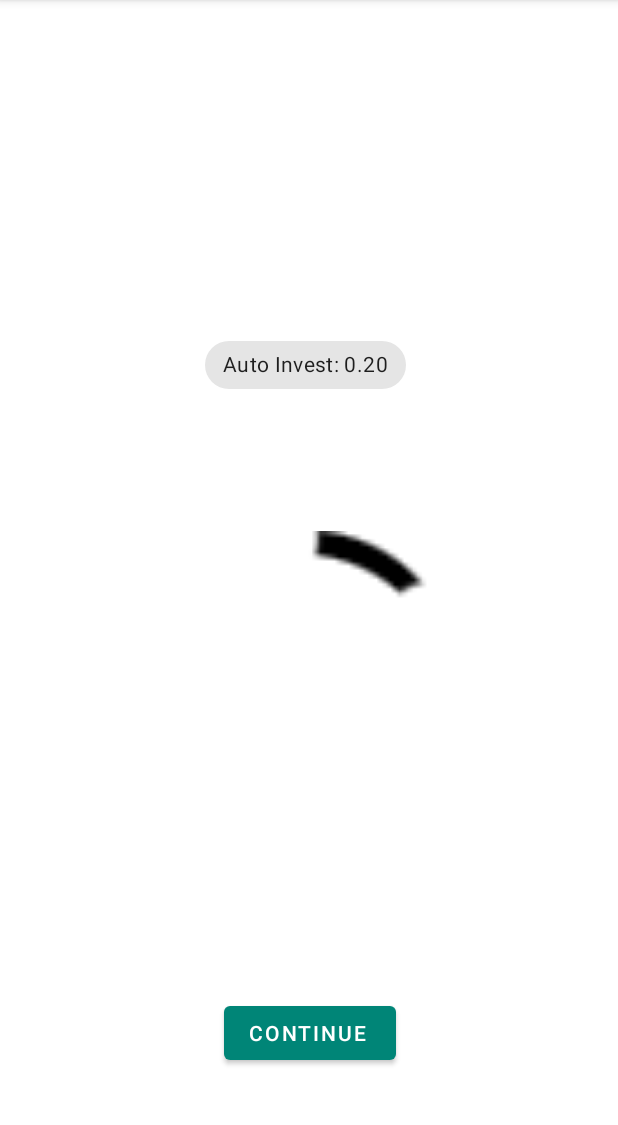
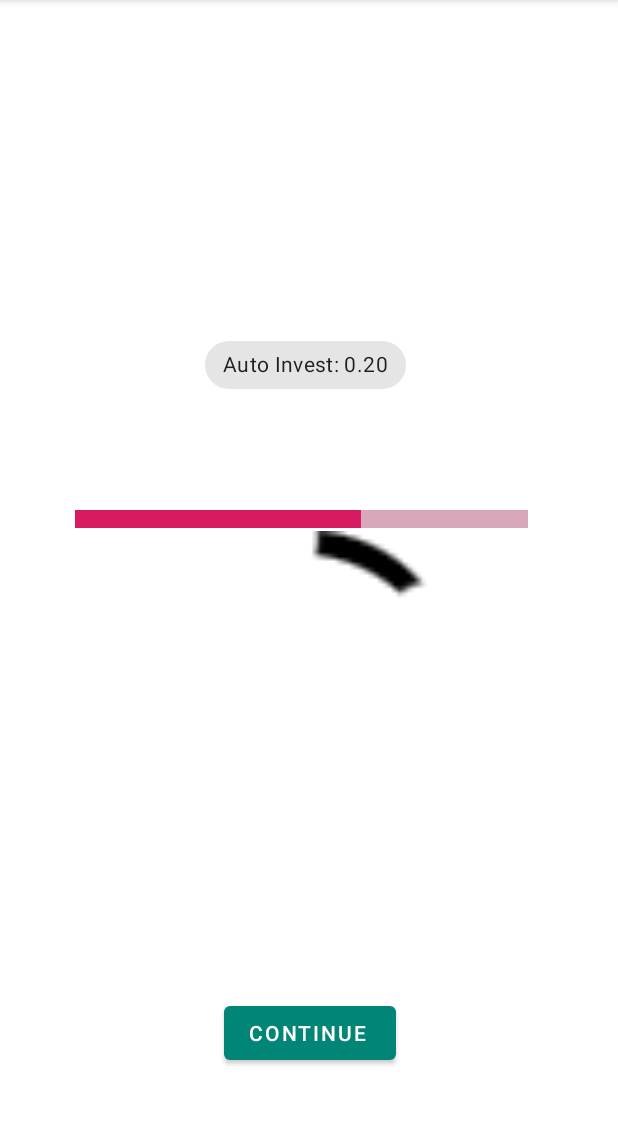
Before and after one commit to Andy9814/ML_Budgeting, an Android app: the BudgetLayout screen opened directly, with no data from a screen before it, on a phone screen of 412 x 824 dp, the part 84-1209 px from its top. Run offline under Robolectric (Android 15) with nearby library versions, the phone set to English and light mode, and no system bars; libraries missing offline, so code that uses them is left out: com.opencsv; 10 statements that could not run were skipped.

Commit message:
added progresss bar

```diff
--- a/app/src/main/java/com/example/nrip/td_ml_project/BudgetLayout.java
+++ b/app/src/main/java/com/example/nrip/td_ml_project/BudgetLayout.java
@@ -16,7 +16,10 @@ import android.view.animation.AnimationUtils;
 import android.view.animation.DecelerateInterpolator;
 import android.view.animation.TranslateAnimation;
 import android.widget.MediaController;
+import android.widget.ProgressBar;
+import android.widget.TextView;
 
+import com.example.nrip.td_ml_project.animation.ProgressBarAnimation;
 import com.example.nrip.td_ml_project.models.BudgetCalculator;
 import com.example.nrip.td_ml_project.models.BudgetEntry;
 import com.google.android.material.chip.Chip;
@@ -25,6 +28,7 @@ import com.google.android.material.dialog.MaterialAlertDialogBuilder;
 import java.io.IOException;
 import java.io.InputStream;
 import java.math.BigDecimal;
+import java.text.NumberFormat;
 import java.text.ParseException;
 import java.util.ArrayList;
 
@@ -36,11 +40,26 @@ public class BudgetLayout extends AppCompatActivity {
 
 
 
+
+
+
+
+
     String TAG ="LogCatDemo";
     ArrayList<BudgetEntry> budgetEntries;
     BigDecimal weeklyBudget;
     BudgetCalculator bc;
 
+
+
+
+    BigDecimal budgTotalWeekly;
+    BigDecimal budgAlreadySpent;
+    BigDecimal budgToBeSpent;
+
+    ProgressBar firstBar = null;
+    TextView tvBudgetToBeSpent = null;
+    TextView tvCurrentBudget = null;
 
 
     Chip priceChip,taxChip;
@@ -119,6 +138,42 @@ public class BudgetLayout extends AppCompatActivity {
 
 //        priceChip.startAnimation(as);
 //        taxChip.startAnimation(as);
+
+
+        //budgTotalWeekly = new BigDecimal(500);//
+        budgTotalWeekly = weeklyBudget;
+        budgAlreadySpent = new BigDecimal(350);
+        budgToBeSpent = new BigDecimal(100);
+
+        tvBudgetToBeSpent = (TextView) findViewById(R.id.tvBudgetToBeSpent);
+        tvCurrentBudget = (TextView) findViewById(R.id.tvCurrentBudget);
+
+        tvCurrentBudget.setText(String.valueOf(NumberFormat.getCurrencyInstance().format(budgTotalWeekly)));
+
+        firstBar = (ProgressBar)findViewById(R.id.firstBar);
+        firstBar.setMax(budgTotalWeekly.add(new BigDecimal(0.99)).intValue());
+        firstBar.setProgress(budgAlreadySpent.intValue());
+
+
+
+        ProgressBarAnimation anim1 = new ProgressBarAnimation(firstBar, false, 0, budgAlreadySpent.intValue(),tvBudgetToBeSpent);
+        anim1.setDuration(400);
+        firstBar.startAnimation(anim1);
+
+        firstBar.postDelayed(new Runnable() {
+            @Override
+            public void run() {
+                //tv.setX((int)(firstBar.getProgress()/firstBar.getWidth()));
+                //tv.setX(40);
+                ProgressBarAnimation anim2 = new ProgressBarAnimation(firstBar, true, budgAlreadySpent.intValue(), budgAlreadySpent.add(budgToBeSpent).intValue(),tvBudgetToBeSpent);
+                anim2.setDuration(4000);
+                firstBar.startAnimation(anim2);
+            }
+        }, 400);
+
+
+
+        //firstBar.setSecondaryProgress(budgAlreadySpent.add(budgToBeSpent).intValue());
     }
 
 
--- /dev/null
+++ b/app/src/main/java/com/example/nrip/td_ml_project/animation/ProgressBarAnimation.java
@@ -0,0 +1,47 @@
+package com.example.nrip.td_ml_project.animation;
+
+import android.view.animation.Animation;
+import android.view.animation.Transformation;
+import android.widget.ProgressBar;
+import android.widget.TextView;
+
+import java.text.NumberFormat;
+
+public class ProgressBarAnimation extends Animation {
+    private ProgressBar progressBar;
+    private float from;
+    private float  to;
+    private boolean animateSecondaryBar;
+    private TextView tv;
+
+    public ProgressBarAnimation(ProgressBar progressBar, boolean animateSecondaryBar, float from, float to, TextView tv) {
+        super();
+        this.progressBar = progressBar;
+        this.animateSecondaryBar = animateSecondaryBar;
+        this.from = from;
+        this.to = to;
+        this.tv = tv;
+    }
+
+    @Override
+    protected void applyTransformation(float interpolatedTime, Transformation t) {
+        super.applyTransformation(interpolatedTime, t);
+        float value = from + (to - from) * interpolatedTime;
+
+        float multiplicator = ((float)progressBar.getWidth())/((float)progressBar.getMax());
+
+        if (animateSecondaryBar){
+            progressBar.setSecondaryProgress((int) value);
+            tv.setX(value * multiplicator - tv.getWidth()/2 + progressBar.getX());
+            tv.setText( String.valueOf(NumberFormat.getCurrencyInstance().format(value)));
+        }
+        else {
+            progressBar.setProgress((int) value);
+        }
+
+
+        //tv.setText("multi: " + String.valueOf(multiplicator) + "   x: " + String.valueOf(value * multiplicator) + "  width: " + String.valueOf(progressBar.getWidth()));
+        // tv.setText("value: " + String.valueOf(value) + "   x: " + String.valueOf(value * multiplicator) + "  width: " + String.valueOf(progressBar.getWidth()));
+    }
+
+}
--- a/app/src/main/res/layout/activity_budget_layout.xml
+++ b/app/src/main/res/layout/activity_budget_layout.xml
@@ -114,5 +114,45 @@
         app:layout_constraintStart_toStartOf="parent"
         app:layout_constraintTop_toBottomOf="@+id/gifImageView" />
 
+    <androidx.constraintlayout.widget.ConstraintLayout xmlns:android="http://schemas.android.com/apk/res/android"
+        android:orientation="vertical"
+        android:layout_width="0dp"
+        android:layout_height="wrap_content"
+        app:layout_constraintBottom_toTopOf="@+id/gifImageView"
+        app:layout_constraintLeft_toLeftOf="parent"
+        app:layout_constraintRight_toRightOf="parent"
+        android:layout_marginLeft="50dp"
+        android:layout_marginRight="50dp"
+        >
+        <TextView
+            android:id="@+id/tvBudgetToBeSpent"
+            android:layout_width="wrap_content"
+            android:layout_height="wrap_content"
+            android:text="hi"
+            app:layout_constraintLeft_toLeftOf="parent"
+            app:layout_constraintBottom_toTopOf="@+id/firstBar"
+            />
+
+        <ProgressBar
+            android:id="@+id/firstBar"
+            style="?android:attr/progressBarStyleHorizontal"
+            android:layout_width="0dp"
+            android:layout_height="wrap_content"
+            android:scaleY="3"
+            android:secondaryProgressTint="@color/colorAccent"
+            app:layout_constraintLeft_toLeftOf="parent"
+            app:layout_constraintRight_toLeftOf="@+id/tvCurrentBudget"
+            app:layout_constraintBottom_toBottomOf="parent"
+            />
+        <TextView
+            android:id="@+id/tvCurrentBudget"
+            android:layout_width="wrap_content"
+            android:layout_height="wrap_content"
+            app:layout_constraintLeft_toRightOf="@+id/firstBar"
+            app:layout_constraintRight_toRightOf="parent"
+            app:layout_constraintBottom_toBottomOf="parent"
+            android:layout_marginLeft="10dp"
+            />
+    </androidx.constraintlayout.widget.ConstraintLayout>
 
 </androidx.constraintlayout.widget.ConstraintLayout>
```
